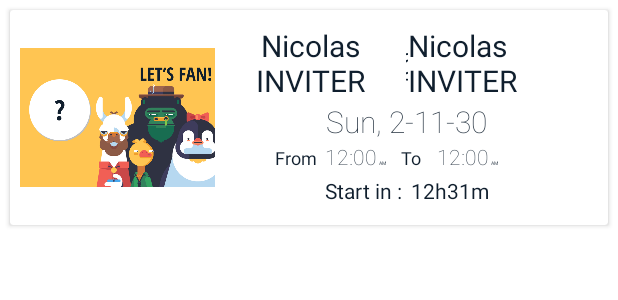
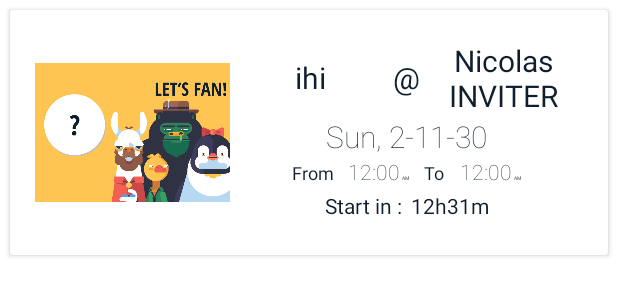
Before and after one commit to SPEITCoder/let-s-fan, an Android app: the layout invitation_card.xml on its own in the app's theme, with its tools: preview values and no code run, on a phone screen of 412 x 824 dp. Shown: the top 300 px of the screen. Run offline under Robolectric (Android 15) with nearby library versions, the phone set to English and light mode, and no system bars.

Commit message:
update invitation card

```diff
--- a/app/src/main/res/layout/invitation_card.xml
+++ b/app/src/main/res/layout/invitation_card.xml
@@ -15,7 +15,8 @@
     <RelativeLayout
         android:orientation="horizontal"
         android:layout_width="match_parent"
-            android:layout_height="wrap_content">>
+        android:layout_height="wrap_content"
+        android:padding="10dp">
 
         <ImageView
             android:id="@+id/invitation_card_image"
@@ -32,51 +33,58 @@
             android:layout_toEndOf="@+id/invitation_card_image"
             android:layout_centerVertical="true">
 
-                <LinearLayout
+            <RelativeLayout
                 android:orientation="horizontal"
                 android:layout_width="match_parent"
                 android:layout_height="match_parent">
-
-                    <TextView
-                                    android:text="Nicolas INVITER"
-                                    android:layout_width="wrap_content"
-                                    android:layout_height="wrap_content"
-                                    android:id="@+id/invitation_organiser"
-                                    android:layout_gravity="center"
-                                    android:textAppearance="@android:style/TextAppearance.Material.Medium"
-                                android:textAlignment="center"
-                                android:fontFamily="sans-serif"
-                                android:textSize="20sp"
-                                android:textAllCaps="false"
-                        android:layout_weight="1" />
 
                 <TextView
                     android:text="\@"
                     android:layout_width="wrap_content"
                     android:layout_height="wrap_content"
                     android:id="@+id/textView14"
-                        android:layout_gravity="center"
-                        android:textAppearance="@android:style/TextAppearance.Material.Medium"
+                    android:padding="2dp"
                     android:textAlignment="center"
                     android:fontFamily="sans-serif"
                     android:textSize="20sp"
                     android:textAllCaps="false"
-                        android:layout_weight="1" />
+                    android:layout_weight="1"
+                    android:layout_centerInParent="true"
+                     />
 
                 <TextView
                     android:text="Nicolas INVITER"
                     android:layout_width="wrap_content"
                     android:layout_height="wrap_content"
                     android:id="@+id/invitation_restaurant"
-                        android:layout_gravity="center"
                     android:textAppearance="@android:style/TextAppearance.Material.Medium"
-                        android:textAlignment="textStart"
+                    android:textAlignment="center"
+
                     android:fontFamily="sans-serif"
                     android:textSize="20sp"
                     android:textAllCaps="false"
-                        android:layout_weight="1" />
+                    android:layout_weight="1"
+                    android:layout_toRightOf="@+id/textView14"
+                    android:layout_alignParentEnd="true" />
 
-                </LinearLayout>
+                <TextView
+                    android:text="ihi"
+                    android:layout_width="wrap_content"
+                    android:layout_height="wrap_content"
+                    android:id="@+id/invitation_organiser"
+
+                    android:textAppearance="@android:style/TextAppearance.Material.Medium"
+                    android:textAlignment="center"
+                    android:fontFamily="sans-serif"
+                    android:textSize="20sp"
+                    android:textAllCaps="false"
+                    android:layout_centerVertical="true"
+                    android:layout_alignParentStart="true"
+                    android:layout_toLeftOf="@+id/textView14"
+
+                     />
+
+            </RelativeLayout>
 
             <local.nicolas.letsfan.TextDate
                         android:fontFamily="sans-serif-thin"
@@ -95,7 +103,8 @@
                     android:orientation="horizontal"
                     android:layout_width="wrap_content"
                     android:layout_height="wrap_content"
-                        android:layout_marginRight="0dp">
+                    android:layout_marginRight="0dp"
+                    android:layout_weight="1">
 
                     <TextView
                         android:text="From"
@@ -104,7 +113,7 @@
                         android:layout_weight="1"
                         android:fontFamily="sans-serif"
                         android:textSize="12sp"
-                            android:paddingLeft="40dp" />
+                        android:textAlignment="viewEnd" />
 
                     <local.nicolas.letsfan.TextTime
                         android:fontFamily="sans-serif-thin"
@@ -112,8 +121,7 @@
                         android:layout_width="wrap_content"
                         android:layout_height="wrap_content"
                         android:textSize="14sp"
-                            android:layout_weight="1"
-                            android:paddingLeft="5dp" />
+                        android:paddingLeft="10dp" />
 
                 </LinearLayout>
 
```
Lines whose indentation alone changed are shown as unchanged.
